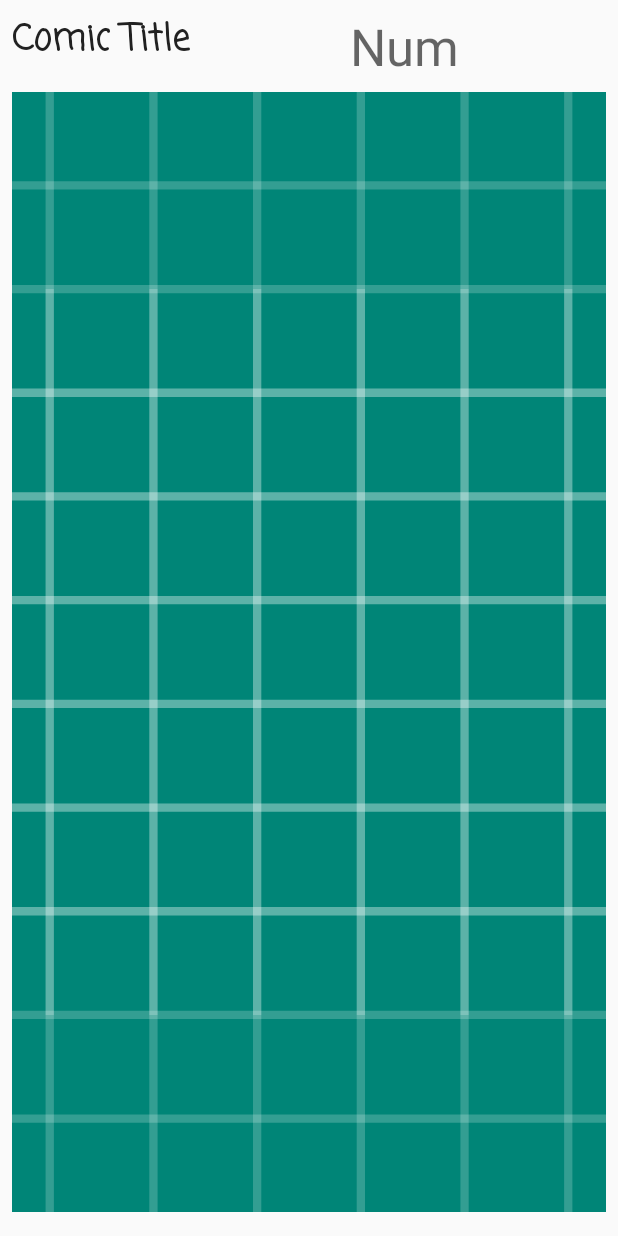
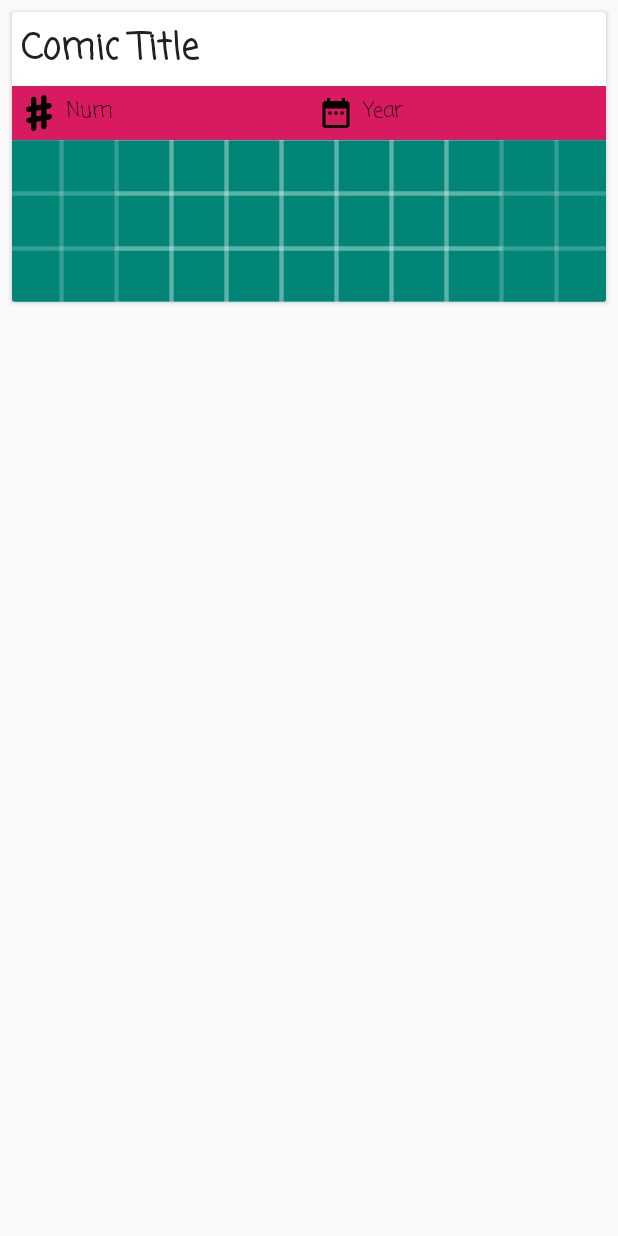
Before and after one commit to fireflyfif/shortcut-android-challenge, an Android app: the layout comic_item.xml on its own in the app's theme, with its tools: preview values and no code run, on a phone screen of 412 x 824 dp. Run offline under Robolectric (Android 15) with nearby library versions, the phone set to English and light mode, and no system bars.

Commit message:
style the item layout

```diff
--- /dev/null
+++ b/app/src/main/res/drawable/ic_date_range_black_24dp.xml
@@ -0,0 +1,9 @@
+<vector xmlns:android="http://schemas.android.com/apk/res/android"
+        android:width="24dp"
+        android:height="24dp"
+        android:viewportWidth="24.0"
+        android:viewportHeight="24.0">
+    <path
+        android:fillColor="#FF000000"
+        android:pathData="M9,11L7,11v2h2v-2zM13,11h-2v2h2v-2zM17,11h-2v2h2v-2zM19,4h-1L18,2h-2v2L8,4L8,2L6,2v2L5,4c-1.11,0 -1.99,0.9 -1.99,2L3,20c0,1.1 0.89,2 2,2h14c1.1,0 2,-0.9 2,-2L21,6c0,-1.1 -0.9,-2 -2,-2zM19,20L5,20L5,9h14v11z"/>
+</vector>
--- /dev/null
+++ b/app/src/main/res/drawable/ic_number_sign.xml
@@ -0,0 +1,4 @@
+<vector android:height="24dp" android:viewportHeight="306.18"
+    android:viewportWidth="306.18" android:width="24dp" xmlns:android="http://schemas.android.com/apk/res/android">
+    <path android:fillColor="#FF000000" android:pathData="M63.852,193.022c-12.459,2.195 -20.772,14.054 -18.581,26.513c1.948,11.108 11.604,18.927 22.514,18.927c1.319,0 2.649,-0.116 3.99,-0.353l13.202,-2.316v47.496c0,12.632 10.253,22.891 22.891,22.891c12.644,0 22.893,-10.259 22.893,-22.891v-55.543l40.837,-7.185v48.421c0,12.644 10.26,22.891 22.895,22.891c12.64,0 22.891,-10.247 22.891,-22.891v-56.456l27.996,-4.938c12.451,-2.176 20.771,-14.042 18.586,-26.493c-2.188,-12.467 -14.062,-20.771 -26.513,-18.582l-20.077,3.526v-47.532l24.954,-4.386c12.451,-2.192 20.767,-14.06 18.574,-26.511c-2.176,-12.453 -14.065,-20.748 -26.509,-18.582l-17.02,2.989V22.891C217.374,10.249 207.123,0 194.483,0c-12.635,0 -22.895,10.249 -22.895,22.891v57.174l-40.837,7.175V37.193c0,-12.638 -10.249,-22.893 -22.892,-22.893c-12.638,0 -22.891,10.255 -22.891,22.893v58.1L60.8,99.541c-12.461,2.192 -20.772,14.06 -18.583,26.509c1.946,11.108 11.602,18.937 22.516,18.937c1.318,0 2.645,-0.122 3.985,-0.353l16.25,-2.855v47.536L63.852,193.022zM130.751,133.74l40.837,-7.175v47.522l-40.837,7.178V133.74z"/>
+</vector>
--- a/app/src/main/res/layout/comic_item.xml
+++ b/app/src/main/res/layout/comic_item.xml
@@ -1,56 +1,69 @@
 <?xml version="1.0" encoding="utf-8"?>
-<android.support.constraint.ConstraintLayout xmlns:android="http://schemas.android.com/apk/res/android"
+<android.support.v7.widget.CardView xmlns:android="http://schemas.android.com/apk/res/android"
     xmlns:app="http://schemas.android.com/apk/res-auto"
     xmlns:tools="http://schemas.android.com/tools"
     android:layout_width="match_parent"
-    android:layout_height="match_parent"
+    android:layout_height="wrap_content"
+    android:layout_margin="8dp"
     tools:context=".ui.MainActivity">
+
+    <LinearLayout
+        android:layout_width="match_parent"
+        android:layout_height="wrap_content"
+        android:orientation="vertical">
 
         <TextView
             android:id="@+id/comic_title"
-        android:layout_width="0dp"
+            android:layout_width="match_parent"
             android:layout_height="wrap_content"
-        android:layout_marginLeft="8dp"
-        android:layout_marginTop="8dp"
+            android:padding="6dp"
             android:textAppearance="@style/TextAppearance.AppCompat.Headline"
             android:textStyle="bold"
             app:fontFamily="casual"
-        app:layout_constraintLeft_toLeftOf="parent"
-        app:layout_constraintTop_toTopOf="parent"
             tools:text="Comic Title" />
 
+        <LinearLayout
+            android:layout_width="match_parent"
+            android:layout_height="wrap_content"
+            android:background="@color/colorAccent"
+            android:gravity="center"
+            android:orientation="horizontal">
+
+            <TextView
+                android:id="@+id/comic_number"
+                android:layout_width="0dp"
+                android:layout_height="wrap_content"
+                android:layout_weight="1"
+                android:drawableStart="@drawable/ic_number_sign"
+                android:drawableLeft="@drawable/ic_number_sign"
+                android:drawablePadding="6dp"
+                android:padding="6dp"
+                android:textAppearance="@style/TextAppearance.AppCompat"
+                app:fontFamily="casual"
+                tools:text="Num" />
+
+            <TextView
+                android:id="@+id/comic_year"
+                android:layout_width="0dp"
+                android:layout_height="wrap_content"
+                android:layout_weight="1"
+                android:drawableStart="@drawable/ic_date_range_black_24dp"
+                android:drawableLeft="@drawable/ic_date_range_black_24dp"
+                android:drawablePadding="6dp"
+                android:padding="6dp"
+                android:textAppearance="@style/TextAppearance.AppCompat"
+                app:fontFamily="casual"
+                tools:text="Year" />
+
+        </LinearLayout>
 
         <ImageView
             android:id="@+id/comic_image"
             android:layout_width="match_parent"
-        android:layout_height="0dp"
-        android:layout_marginStart="8dp"
-        android:layout_marginLeft="8dp"
-        android:layout_marginTop="16dp"
-        android:layout_marginEnd="8dp"
-        android:layout_marginRight="8dp"
-        android:layout_marginBottom="16dp"
+            android:layout_height="match_parent"
             android:scaleType="centerCrop"
-        app:layout_constraintBottom_toBottomOf="parent"
-        app:layout_constraintEnd_toEndOf="parent"
-        app:layout_constraintStart_toStartOf="parent"
-        app:layout_constraintTop_toBottomOf="@+id/comic_title"
             app:srcCompat="@drawable/ic_launcher_background" />
 
-    <TextView
-        android:id="@+id/comic_number"
-        android:layout_width="wrap_content"
-        android:layout_height="wrap_content"
-        android:layout_marginStart="8dp"
-        android:layout_marginLeft="8dp"
-        android:layout_marginTop="8dp"
-        android:layout_marginEnd="8dp"
-        android:layout_marginRight="8dp"
-        android:textAppearance="@style/TextAppearance.AppCompat.Display1"
-        app:layout_constraintBottom_toBottomOf="@+id/comic_title"
-        app:layout_constraintEnd_toEndOf="parent"
-        app:layout_constraintStart_toEndOf="@+id/comic_title"
-        app:layout_constraintTop_toTopOf="@+id/comic_title"
-        tools:text="Num" />
+    </LinearLayout>
 
-</android.support.constraint.ConstraintLayout>
+</android.support.v7.widget.CardView>
```
Lines whose indentation alone changed are shown as unchanged.
